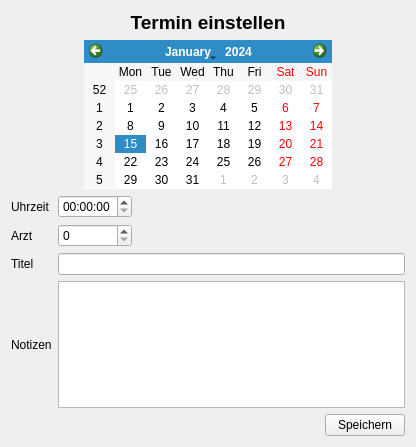
Before: the Qt Designer form Project/Client/Client/appointment.ui in FinrodFelegund/Laborpraktikum, drawn with Qt 5.
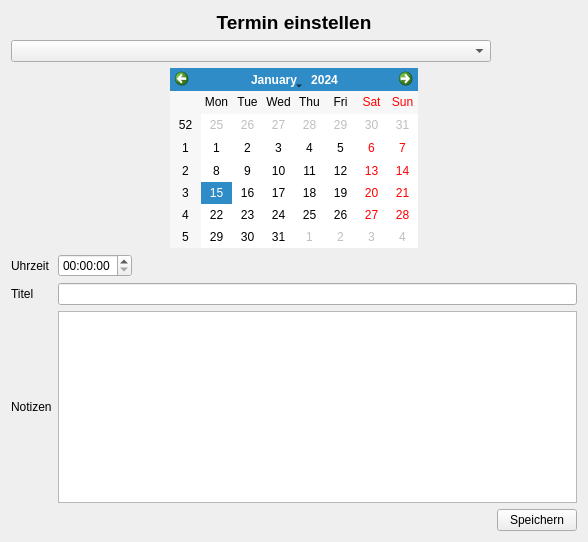
After: the same form once the commit is applied.

Commit message: getting appointments and doctors works now

```diff
--- a/Project/Client/Client/appointment.ui
+++ b/Project/Client/Client/appointment.ui
@@ -6,15 +6,22 @@
    <rect>
     <x>0</x>
     <y>0</y>
-    <width>416</width>
-    <height>447</height>
+    <width>588</width>
+    <height>542</height>
    </rect>
   </property>
   <property name="windowTitle">
    <string>Form</string>
   </property>
   <layout class="QGridLayout" name="gridLayout_2">
-   <item row="3" column="0">
+   <item row="0" column="0" colspan="3">
+    <widget class="QLabel" name="label_4">
+     <property name="text">
+      <string>&lt;html&gt;&lt;head/&gt;&lt;body&gt;&lt;p align=&quot;center&quot;&gt;&lt;span style=&quot; font-size:14pt; font-weight:700;&quot;&gt;Termin einstellen&lt;/span&gt;&lt;/p&gt;&lt;/body&gt;&lt;/html&gt;</string>
+     </property>
+    </widget>
+   </item>
+   <item row="6" column="0">
     <spacer name="horizontalSpacer_4">
      <property name="orientation">
       <enum>Qt::Horizontal</enum>
@@ -27,49 +34,22 @@
      </property>
     </spacer>
    </item>
-   <item row="3" column="1" colspan="2">
+   <item row="6" column="1" colspan="2">
     <widget class="QPushButton" name="buttonSend">
      <property name="text">
       <string>Speichern</string>
      </property>
     </widget>
    </item>
-   <item row="2" column="0" colspan="3">
+   <item row="3" column="0" colspan="3">
     <layout class="QGridLayout" name="gridLayout">
-     <item row="1" column="0">
-      <widget class="QLabel" name="label_2">
-       <property name="text">
-        <string>Arzt</string>
-       </property>
-      </widget>
-     </item>
-     <item row="0" column="0">
-      <widget class="QLabel" name="label">
-       <property name="text">
-        <string>Uhrzeit</string>
-       </property>
-      </widget>
-     </item>
-     <item row="0" column="1">
-      <widget class="QTimeEdit" name="appointmentTime"/>
-     </item>
-     <item row="2" column="0">
+     <item row="3" column="0">
       <widget class="QLabel" name="label_5">
        <property name="text">
         <string>Titel</string>
        </property>
       </widget>
      </item>
-     <item row="1" column="1">
-      <widget class="QSpinBox" name="docId"/>
-     </item>
-     <item row="3" column="0">
-      <widget class="QLabel" name="label_3">
-       <property name="text">
-        <string>Notizen</string>
-       </property>
-      </widget>
-     </item>
      <item row="0" column="2">
       <spacer name="horizontalSpacer_3">
        <property name="orientation">
@@ -84,14 +64,31 @@
       </spacer>
      </item>
      <item row="3" column="1" colspan="2">
-      <widget class="QTextEdit" name="notes"/>
-     </item>
-     <item row="2" column="1" colspan="2">
       <widget class="QLineEdit" name="title"/>
      </item>
+     <item row="0" column="1">
+      <widget class="QTimeEdit" name="appointmentTime"/>
+     </item>
+     <item row="4" column="1" colspan="2">
+      <widget class="QTextEdit" name="notes"/>
+     </item>
+     <item row="0" column="0">
+      <widget class="QLabel" name="label">
+       <property name="text">
+        <string>Uhrzeit</string>
+       </property>
+      </widget>
+     </item>
+     <item row="4" column="0">
+      <widget class="QLabel" name="label_3">
+       <property name="text">
+        <string>Notizen</string>
+       </property>
+      </widget>
+     </item>
     </layout>
    </item>
-   <item row="1" column="0" colspan="3">
+   <item row="2" column="0" colspan="3">
     <layout class="QHBoxLayout" name="horizontalLayout">
      <item>
       <spacer name="horizontalSpacer">
@@ -124,12 +121,8 @@
      </item>
     </layout>
    </item>
-   <item row="0" column="0" colspan="3">
-    <widget class="QLabel" name="label_4">
-     <property name="text">
-      <string>&lt;html&gt;&lt;head/&gt;&lt;body&gt;&lt;p align=&quot;center&quot;&gt;&lt;span style=&quot; font-size:14pt; font-weight:700;&quot;&gt;Termin einstellen&lt;/span&gt;&lt;/p&gt;&lt;/body&gt;&lt;/html&gt;</string>
-     </property>
-    </widget>
+   <item row="1" column="0">
+    <widget class="QComboBox" name="comboBox_2"/>
    </item>
   </layout>
  </widget>
```
The commit also changes 33 other files.
